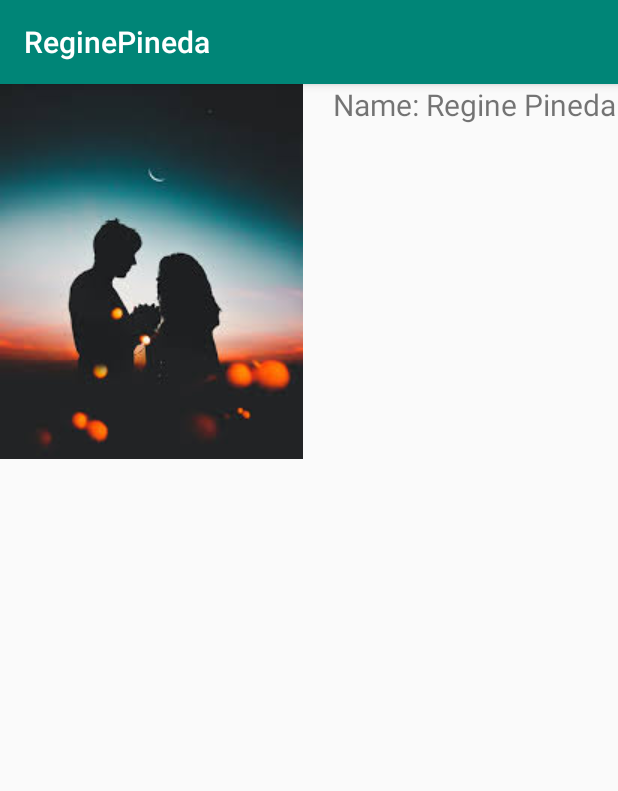
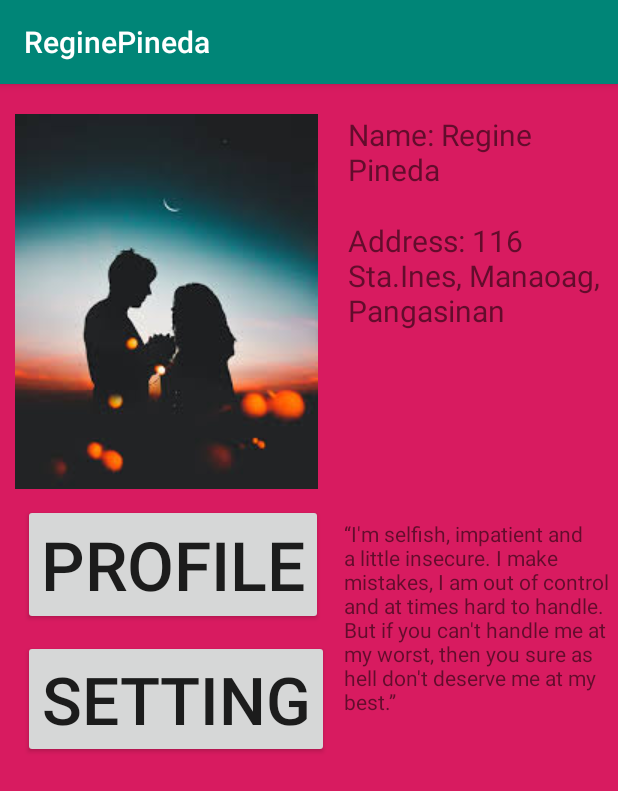
Before and after one commit to jingpineda/ReginePineda, an Android app: the screen it shows after launch (MainActivity), on a phone screen of 412 x 824 dp. Shown: the top 791 px of the screen. Run offline under Robolectric (Android 15) with nearby library versions, the phone set to English and light mode, and no system bars.

Commit message:
updated na ulit

```diff
--- a/app/src/main/res/layout/activity_main.xml
+++ b/app/src/main/res/layout/activity_main.xml
@@ -5,7 +5,9 @@
     android:layout_width="match_parent"
     android:layout_height="match_parent"
     tools:context=".MainActivity"
-    android:orientation="vertical">
+    android:orientation="vertical"
+    android:layout_gravity="center"
+    android:background="@color/colorAccent">
 
     <LinearLayout
         android:layout_width="wrap_content"
@@ -15,7 +17,9 @@
         <ImageView
             android:layout_width="wrap_content"
             android:layout_height="wrap_content"
-           android:src="@drawable/love"/>
+           android:src="@drawable/love"
+            android:layout_marginTop="20dp"
+            android:layout_marginLeft="10dp"/>
 
         <LinearLayout
             android:layout_width="wrap_content"
@@ -26,11 +30,60 @@
                 android:layout_height="wrap_content"
                 android:text="Name: Regine Pineda"
                 android:layout_marginLeft="20dp"
-                android:textSize="20dp"/>
+                android:textSize="20dp"
+                android:layout_marginTop="20dp"/>
+
+            <TextView
+                android:layout_width="wrap_content"
+                android:layout_height="wrap_content"
+                android:text="Address: 116 Sta.Ines, Manaoag, Pangasinan"
+                android:layout_marginLeft="20dp"
+                android:textSize="20dp"
+                android:layout_marginTop="20dp"/>
 
         </LinearLayout>
 
 
+    </LinearLayout>
+    <LinearLayout
+        android:layout_width="wrap_content"
+        android:layout_height="wrap_content">
+    <LinearLayout
+        android:layout_width="wrap_content"
+        android:layout_height="wrap_content"
+        android:orientation="vertical">
+
+        <Button
+            android:layout_width="wrap_content"
+            android:layout_height="wrap_content"
+            android:text="PROFILE"
+            android:textSize="45dp"
+            android:layout_marginTop="10dp"
+            android:layout_marginLeft="15dp"/>
+
+        <Button
+            android:layout_width="wrap_content"
+            android:layout_height="wrap_content"
+            android:text="SETTING"
+            android:textSize="44dp"
+            android:layout_marginTop="10dp"
+            android:layout_marginLeft="15dp"/>
+    </LinearLayout>
+
+        <LinearLayout
+            android:layout_width="wrap_content"
+            android:layout_height="wrap_content"
+            android:orientation="horizontal">
+
+            <TextView
+                android:layout_width="wrap_content"
+                android:layout_height="wrap_content"
+                android:text="“I'm selfish, impatient and a little insecure. I make mistakes, I am out of control and at times hard to handle. But if you can't handle me at my worst, then you sure as hell don't deserve me at my best.”"
+                android:layout_marginTop="20dp"
+                android:layout_marginLeft="10dp"/>
+
+
 
     </LinearLayout>
+    </LinearLayout>
 </LinearLayout>
```
